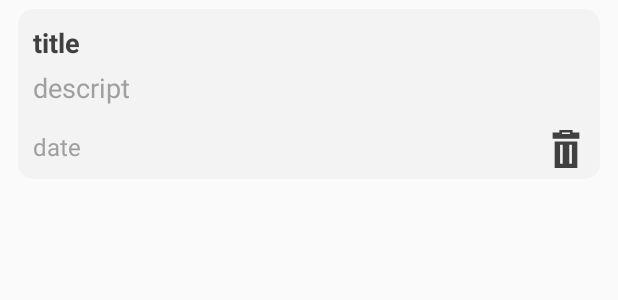
After one commit to neginnoori/firebase, an Android app: the layout note.xml on its own in the app's theme, with its tools: preview values and no code run, on a phone screen of 412 x 824 dp. The commit adds this screen. Shown: the top 300 px of the screen. Run offline under Robolectric (Android 15) with nearby library versions, the phone set to English and light mode, and no system bars.

Commit message:
Add files via upload
log out and update

```diff
--- a/app/src/main/java/app/my/firebase_project/fragment/SignIn.java
+++ b/app/src/main/java/app/my/firebase_project/fragment/SignIn.java
@@ -115,7 +115,7 @@ public class SignIn extends Fragment {
                 .signInWithEmailAndPassword(email.getText().toString(),passwor.getText().toString()).addOnCompleteListener(new OnCompleteListener<AuthResult>() {
             @Override
             public void onComplete(@NonNull Task<AuthResult> task) {
-                Toast.makeText(context, "Succesful", Toast.LENGTH_SHORT).show();
+                Toast.makeText(context, "Welcome", Toast.LENGTH_SHORT).show();
                 progress.setVisibility(View.INVISIBLE);
 
                 Intent i = new Intent(context, MyNotes.class);
--- a/app/src/main/java/app/my/firebase_project/fragment/Signup.java
+++ b/app/src/main/java/app/my/firebase_project/fragment/Signup.java
@@ -124,7 +124,7 @@ public class Signup extends Fragment {
                 .createUserWithEmailAndPassword(email,password).addOnCompleteListener(new OnCompleteListener<AuthResult>() {
             @Override
             public void onComplete(@NonNull Task<AuthResult> task) {
-                Toast.makeText(context, "Succesful", Toast.LENGTH_SHORT).show();
+                Toast.makeText(context, "Welcome", Toast.LENGTH_SHORT).show();
                 progress.setVisibility(View.INVISIBLE);
 
                 Intent i = new Intent(context, MyNotes.class);
--- a/app/src/main/res/layout/activity_add_note.xml
+++ b/app/src/main/res/layout/activity_add_note.xml
@@ -30,7 +30,7 @@
         android:padding="5dp"
         android:id="@+id/text"
         android:lineHeight="30dp"
-        android:text="sfdsfsdf"
+        android:hint="Write note"
         android:gravity="top"
         android:textSize="18sp"
         />
@@ -38,7 +38,7 @@
         android:layout_width="wrap_content"
         android:layout_height="wrap_content"
         android:id="@+id/save"
-        android:src="@drawable/ic_add"
+        android:src="@drawable/ic_baseline_save_24"
         android:layout_alignParentBottom="true"
         android:layout_alignParentRight="true"
         android:layout_marginRight="15dp"
--- /dev/null
+++ b/app/src/main/res/layout/note.xml
@@ -0,0 +1,62 @@
+<?xml version="1.0" encoding="utf-8"?>
+<androidx.cardview.widget.CardView xmlns:android="http://schemas.android.com/apk/res/android"
+    android:layout_width="match_parent"
+    android:layout_height="wrap_content"
+    xmlns:app="http://schemas.android.com/apk/res-auto"
+    android:layout_marginHorizontal="12dp"
+    android:padding="5dp"
+    android:elevation="5dp"
+    android:layout_marginTop="7dp"
+    app:cardCornerRadius="10dp"
+    app:cardBackgroundColor="#f3f3f3"
+    android:layout_marginVertical="6dp">
+
+    <RelativeLayout
+        android:layout_width="match_parent"
+        android:layout_height="wrap_content">
+        <TextView
+            android:layout_width="wrap_content"
+            android:layout_height="wrap_content"
+            android:textSize="18sp"
+            android:textColor="@color/customg_black"
+            android:id="@+id/title"
+            android:layout_marginTop="10dp"
+            android:layout_marginLeft="10dp"
+            android:textStyle="bold"
+            android:text="title"/>
+        <TextView
+            android:layout_width="wrap_content"
+            android:layout_height="wrap_content"
+            android:textSize="18sp"
+            android:textColor="@color/customg_grey"
+            android:id="@+id/desc"
+            android:layout_marginRight="6dp"
+            android:layout_below="@id/title"
+            android:maxLength="25"
+            android:layout_marginTop="5dp"
+            android:layout_marginLeft="10dp"
+            android:layout_marginBottom="2dp"
+            android:text="descript"/>
+
+        <TextView
+            android:layout_width="wrap_content"
+            android:layout_height="wrap_content"
+            android:textSize="16sp"
+            android:textColor="@color/customg_grey"
+            android:id="@+id/date"
+            android:layout_below="@id/desc"
+            android:layout_marginTop="14dp"
+            android:layout_marginLeft="10dp"
+            android:text="date"/>
+        <ImageView
+            android:layout_width="25dp"
+            android:layout_height="25dp"
+            android:layout_below="@id/desc"
+            android:layout_alignParentRight="true"
+            android:layout_marginRight="10dp"
+            android:layout_marginTop="14dp"
+            android:layout_marginBottom="7dp"
+            android:src="@drawable/ic_dust_bin"
+            android:id="@+id/delete"/>
+    </RelativeLayout>
+</androidx.cardview.widget.CardView>
```
Also changed, not shown: app/src/main/java/app/my/firebase_project/AddNote.java (+4 -3 lines), app/src/main/java/app/my/firebase_project/MyNotes.java (+5 -4 lines), app/src/main/res/drawable/ic_baseline_save_24.xml (added, +10 -0 lines).
